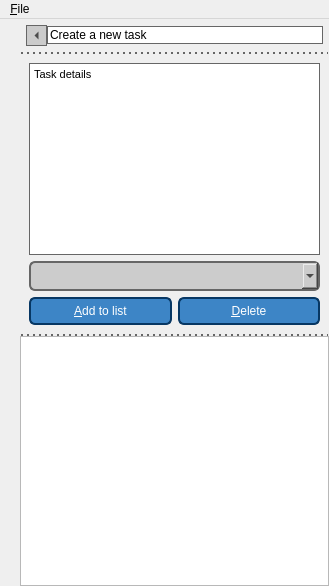
This is cosas/cosas.ui in dgreisen/u2db as Qt 5 draws it before an edit. The edited form follows.
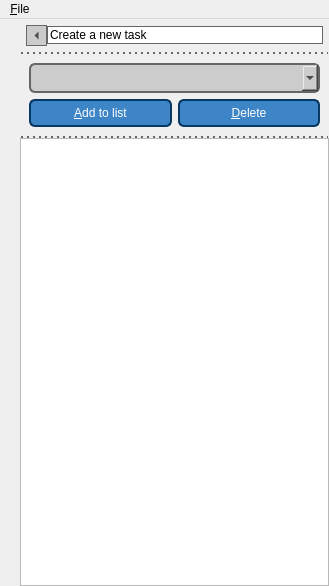
This is the edited form.

Commit message: use document factory

Diff of the .ui file:
```diff
--- a/cosas/cosas.ui
+++ b/cosas/cosas.ui
@@ -166,23 +166,6 @@
           <enum>QFrame::Raised</enum>
          </property>
          <layout class="QVBoxLayout" name="verticalLayout_6">
-          <item>
-           <widget class="QTextEdit" name="text_edit">
-            <property name="sizePolicy">
-             <sizepolicy hsizetype="Expanding" vsizetype="Expanding">
-              <horstretch>0</horstretch>
-              <verstretch>0</verstretch>
-             </sizepolicy>
-            </property>
-            <property name="html">
-             <string>&lt;!DOCTYPE HTML PUBLIC &quot;-//W3C//DTD HTML 4.0//EN&quot; &quot;http://www.w3.org/TR/REC-html40/strict.dtd&quot;&gt;
-&lt;html&gt;&lt;head&gt;&lt;meta name=&quot;qrichtext&quot; content=&quot;1&quot; /&gt;&lt;style type=&quot;text/css&quot;&gt;
-p, li { white-space: pre-wrap; }
-&lt;/style&gt;&lt;/head&gt;&lt;body style=&quot; font-family:'Ubuntu'; font-size:11pt; font-weight:400; font-style:normal;&quot;&gt;
-&lt;p style=&quot; margin-top:0px; margin-bottom:0px; margin-left:0px; margin-right:0px; -qt-block-indent:0; text-indent:0px;&quot;&gt;&lt;span style=&quot; font-size:8pt;&quot;&gt;Task details&lt;/span&gt;&lt;/p&gt;&lt;/body&gt;&lt;/html&gt;</string>
-            </property>
-           </widget>
-          </item>
           <item>
            <widget class="QComboBox" name="tag_list"/>
           </item>
```
Left out of the diff: 2 changed lines with no effect on the pictures. The commit also changes 2 other files.
